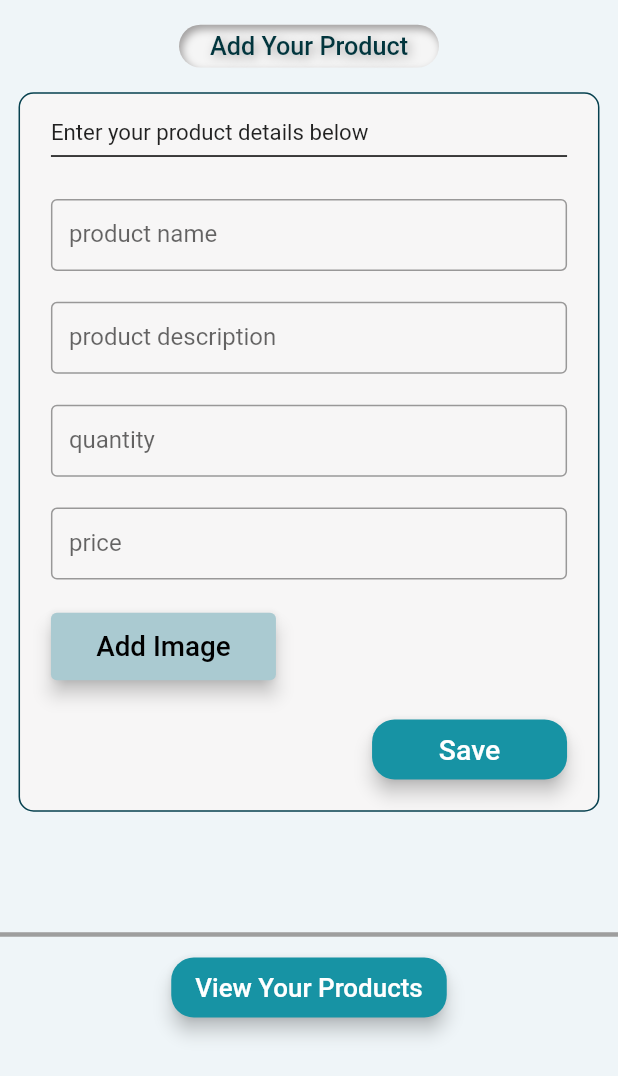
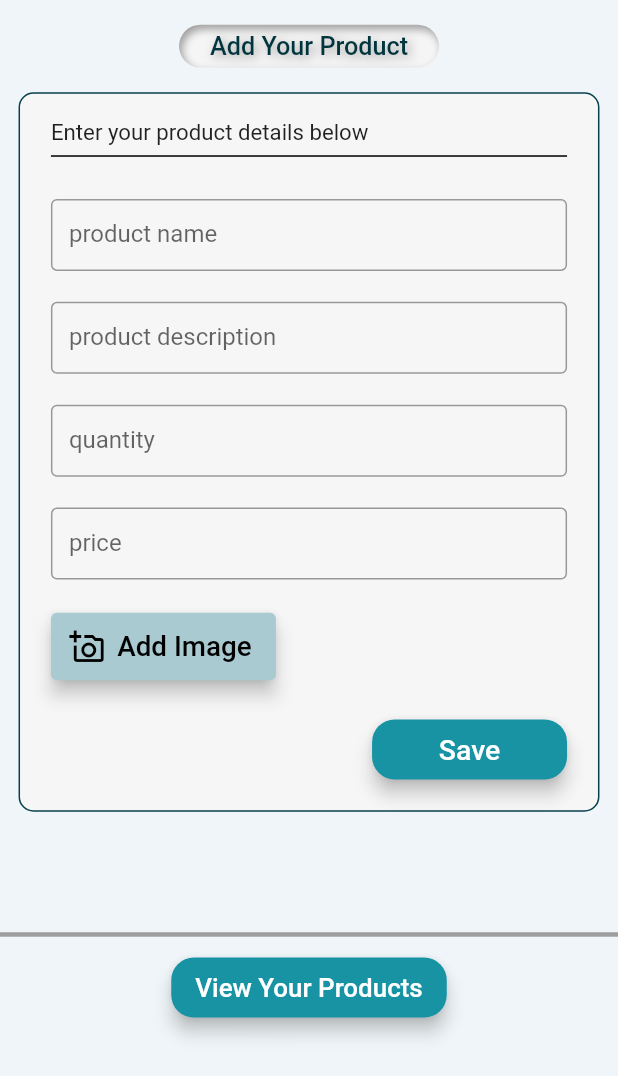
Before and after one commit to divyakekade/WCE-Support, a Flutter app: the SellProduct screen opened directly, on a phone screen of 412 x 824 dp. Shown: the top 1076 px of the screen. Run offline on Flutter 3.47's test engine with Material 2 defaults, Android fonts, the phone set to English and light mode, and no system bars; our stand-ins replace firebase_core, firebase_storage, flutter_inset_box_shadow, image_picker, jwt_decoder, quickalert and 1 more; missing offline and left inert: easy_image_viewer; accounts and stored records are empty.

```diff
--- a/lib/screens/PutGrievance.dart
+++ b/lib/screens/PutGrievance.dart
@@ -241,10 +241,11 @@ class _PutGrievanceState extends State<PutGrievance> {
                                       MediaQuery.of(context).size.height * 0.012,
                                 ),
                                 Row(children: [
-                                  ElevatedButton(
+                                  ElevatedButton.icon(
                                       onPressed: pickImage,
                                       style: secondButtonStyle,
-                                      child: Text(
+                                      icon: const Icon(Icons.add_a_photo_outlined),
+                                      label: Text(
                                         "Add Image",
                                         style: TextStyle(
                                             fontSize: MediaQuery.of(context)
--- a/lib/screens/SellProducts.dart
+++ b/lib/screens/SellProducts.dart
@@ -256,10 +256,11 @@ class _SellProductState extends State<SellProduct> {
                                 ),
                                 //button
                                 Row(children: [
-                                  ElevatedButton(
+                                  ElevatedButton.icon(
                                       onPressed: pickImage,
                                       style: secondButtonStyle,
-                                      child: Text(
+                                      icon: const Icon(Icons.add_a_photo_outlined),
+                                      label: Text(
                                         "Add Image",
                                         style: TextStyle(
                                             fontSize: MediaQuery.of(context)
--- a/pubspec.yaml
+++ b/pubspec.yaml
@@ -47,6 +47,7 @@ dependencies:
   image_picker: ^0.8.6
   firebase_storage: ^11.1.0
   firebase_core: ^2.9.0
+  easy_image_viewer: ^1.2.0
 
 dev_dependencies:
   flutter_test:
```
Also changed, not shown: lib/screens/SingleGrievance.dart (+10 -11 lines), lib/screens/SingleProduct.dart (+11 -15 lines), lib/screens/ViewGrievances.dart (+4 -4 lines), pubspec.lock.
